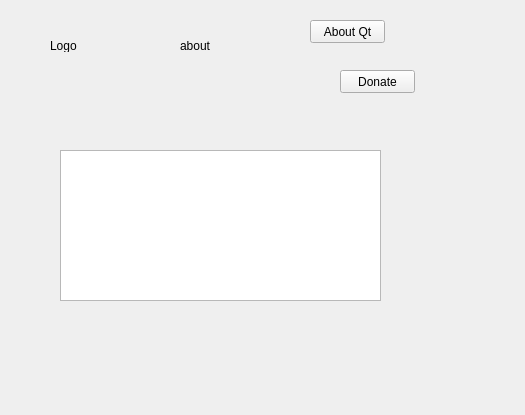
Old version of the form desktop/app/gui/dialogs/optionabout.ui in the repository theall/Foreplayer.
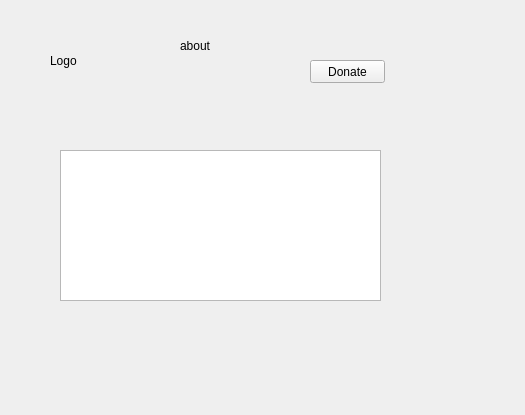
New version of the form.

The edit to the form file:
```diff
--- a/desktop/app/gui/dialogs/optionabout.ui
+++ b/desktop/app/gui/dialogs/optionabout.ui
@@ -13,24 +13,11 @@
   <property name="windowTitle">
    <string>Form</string>
   </property>
-  <widget class="QPushButton" name="pushButton">
-   <property name="geometry">
-    <rect>
-     <x>310</x>
-     <y>20</y>
-     <width>75</width>
-     <height>23</height>
-    </rect>
-   </property>
-   <property name="text">
-    <string>About Qt</string>
-   </property>
-  </widget>
   <widget class="QPushButton" name="pushButton_2">
    <property name="geometry">
     <rect>
-     <x>340</x>
-     <y>70</y>
+     <x>310</x>
+     <y>60</y>
      <width>75</width>
      <height>23</height>
     </rect>
@@ -68,7 +55,7 @@
      <x>50</x>
      <y>40</y>
      <width>54</width>
-     <height>12</height>
+     <height>41</height>
     </rect>
    </property>
    <property name="text">
```
